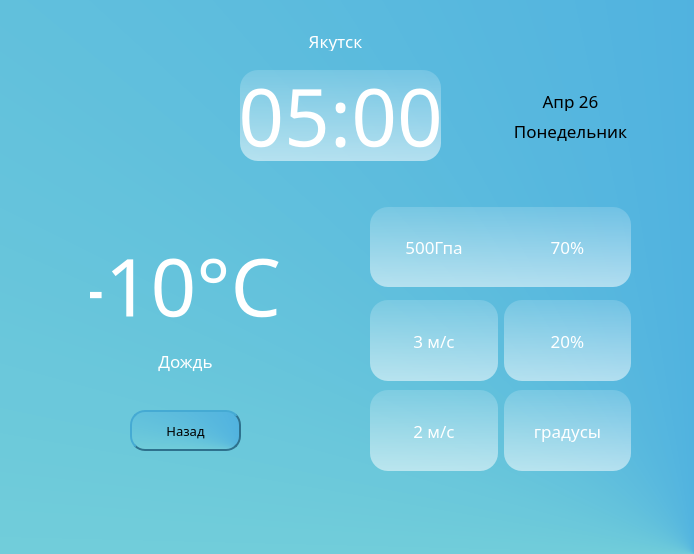
This is design/main_detail.ui in Animila/PyWeather as Qt 5 draws it before an edit. The edited form follows.
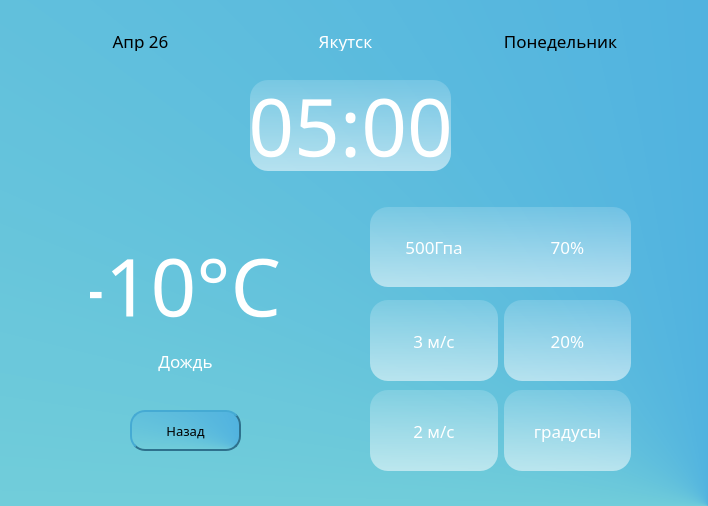
This is the edited form. Icons and pictures are not drawn.

```diff
--- a/design/main_detail.ui
+++ b/design/main_detail.ui
@@ -6,8 +6,8 @@
    <rect>
     <x>0</x>
     <y>0</y>
-    <width>694</width>
-    <height>554</height>
+    <width>708</width>
+    <height>506</height>
    </rect>
   </property>
   <property name="windowTitle">
@@ -20,8 +20,8 @@
    <widget class="QLabel" name="week">
     <property name="geometry">
      <rect>
-      <x>500</x>
-      <y>120</y>
+      <x>490</x>
+      <y>30</y>
       <width>141</width>
       <height>21</height>
      </rect>
@@ -76,7 +76,7 @@
    <widget class="QLabel" name="gorod">
     <property name="geometry">
      <rect>
-      <x>290</x>
+      <x>300</x>
       <y>30</y>
       <width>91</width>
       <height>21</height>
@@ -102,8 +102,8 @@
    <widget class="QLabel" name="time">
     <property name="geometry">
      <rect>
-      <x>240</x>
-      <y>70</y>
+      <x>250</x>
+      <y>80</y>
       <width>201</width>
       <height>91</height>
      </rect>
@@ -126,25 +126,6 @@
      <set>Qt::AlignCenter</set>
     </property>
    </widget>
-   <widget class="QLabel" name="photo">
-    <property name="geometry">
-     <rect>
-      <x>40</x>
-      <y>40</y>
-      <width>150</width>
-      <height>150</height>
-     </rect>
-    </property>
-    <property name="styleSheet">
-     <string notr="true">background-color: None;</string>
-    </property>
-    <property name="text">
-     <string/>
-    </property>
-    <property name="pixmap">
-     <pixmap>../image/01d.png</pixmap>
-    </property>
-   </widget>
    <widget class="QLabel" name="gradus">
     <property name="geometry">
      <rect>
@@ -174,8 +155,8 @@
    <widget class="QLabel" name="day">
     <property name="geometry">
      <rect>
-      <x>520</x>
-      <y>90</y>
+      <x>90</x>
+      <y>30</y>
       <width>101</width>
       <height>21</height>
      </rect>
@@ -200,7 +181,7 @@
     <property name="geometry">
      <rect>
       <x>10</x>
-      <y>510</y>
+      <y>470</y>
       <width>61</width>
       <height>21</height>
      </rect>
```
